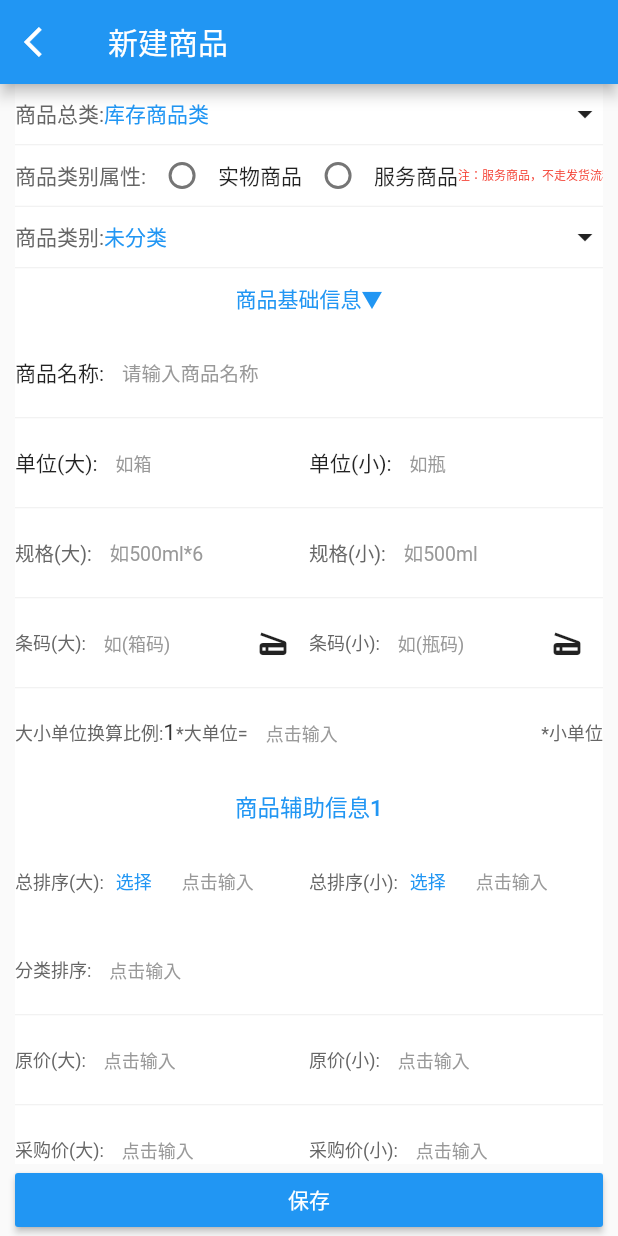
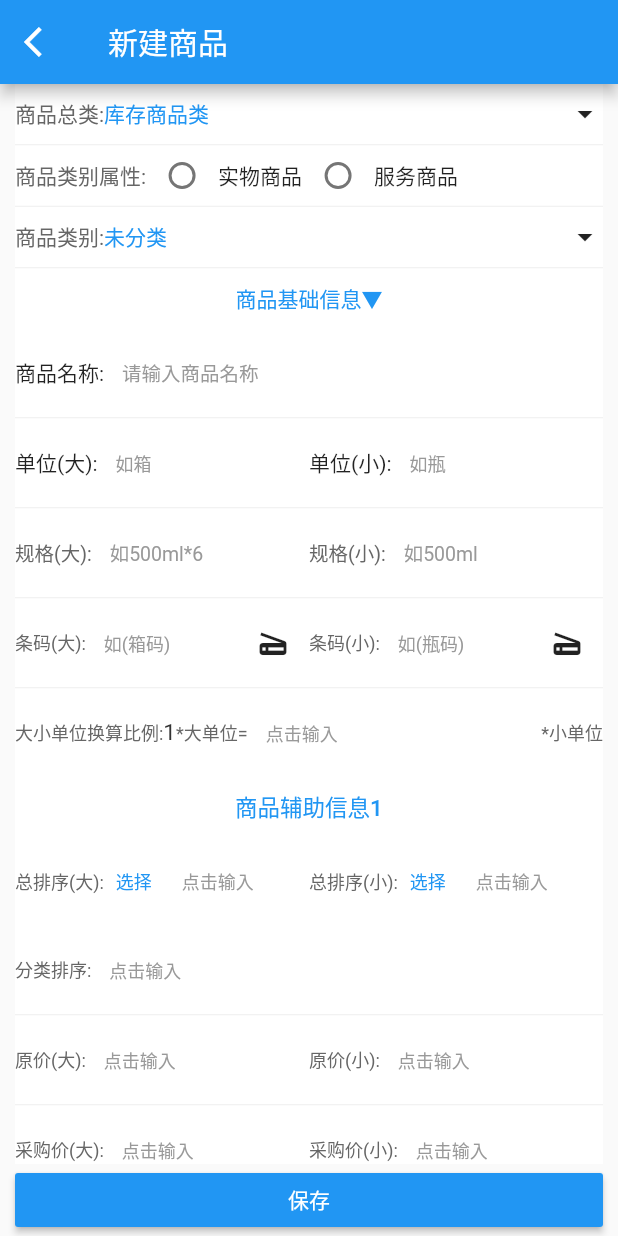
Before and after one commit to yeshenggen532432/flutter_qwb, a Flutter app: the screen it shows after launch, on a phone screen of 412 x 824 dp. Run offline on Flutter 3.47's test engine with Material 2 defaults, Android fonts, the phone set to English and light mode, and no system bars.

Commit message:
商品编辑

```diff
--- a/lib/ui/ware_edit.dart
+++ b/lib/ui/ware_edit.dart
@@ -60,7 +60,6 @@ class WareEdit extends StatelessWidget {
                   Text("实物商品"),
                   Radio(value: 1, groupValue: [0, 1], onChanged: (value){}),
                   Text("服务商品"),
-                  Text("注：服务商品，不走发货流程", style: TextStyle(color: ColorUtil.RED, fontSize: FontSizeUtil.TIP_RED),),
                 ],
               ),
             ),
```
